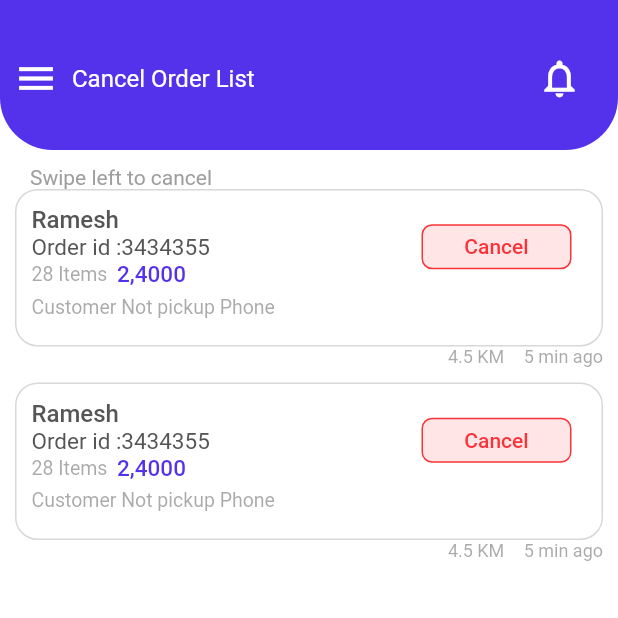
After one commit to bala-619/ecommerce_delivery, a Flutter app: the CancelOrderList screen opened directly, on a phone screen of 412 x 824 dp, the top half of it. The commit adds this screen. Run offline on Flutter 3.47's test engine with Material 2 defaults, Android fonts, the phone set to English and light mode, and no system bars; missing offline and left inert: scutiwidgets.

Commit message:
Merge pull request #1 from bala-619/bala
cancelOrderList

```diff
--- /dev/null
+++ b/lib/pages/cancelOrderlist.dart
@@ -0,0 +1,147 @@
+
+import 'package:ecommerce_delivery/model/orderedReceivedModel.dart';
+import 'package:ecommerce_delivery/notifiers/themeNotifier.dart';
+import 'package:ecommerce_delivery/widgets/circle.dart';
+import 'package:ecommerce_delivery/widgets/customAppbar.dart';
+import 'package:flutter/material.dart';
+import 'package:flutter/services.dart';
+import 'package:provider/provider.dart';
+
+class CancelOrderList extends StatefulWidget {
+
+  @override
+  _CancelOrderListState createState() => _CancelOrderListState();
+}
+
+class _CancelOrderListState extends State<CancelOrderList> {
+  late  double width,height,width2,height2,gridWidth;
+
+  List<NewOrderReceivedModel> litems = [
+    NewOrderReceivedModel(name: "Ramesh",id:"3434355" ,items:"28" ,amt:"2,4000" ,address:"Customer Not pickup Phone" ,),
+    NewOrderReceivedModel(name: "Ramesh",id:"3434355" ,items:"28" ,amt:"2,4000" ,address:"Customer Not pickup Phone" ,)
+
+  ];
+  @override
+  Widget build(BuildContext context) {
+    width=MediaQuery.of(context).size.width;
+    height=MediaQuery.of(context).size.height;
+   SystemChrome.setEnabledSystemUIMode(SystemUiMode.immersiveSticky, overlays: []);
+    return Scaffold(
+      backgroundColor: Colors.white,
+      body: Consumer<ThemeNotifier>(
+        builder: (context,th,child)=> Stack(
+          children: [
+            Container(
+              width: width,
+              height: height,
+              color:  Colors.white,
+              child: Column(
+                  crossAxisAlignment: CrossAxisAlignment.start,
+                  children: [
+                    CustomAppBar(title: 'Cancel Order List'),
+                    SizedBox(height: 10,),
+                    Container(
+                        padding: EdgeInsets.only(left:20),
+                        child: Text('Swipe left to cancel',style: TextStyle(fontFamily: 'RR',fontSize: 14,color: Colors.grey,),)
+                    ),
+                    Expanded(
+                      child: ListView.builder(
+                        itemCount: litems.length,
+                        itemBuilder: (context, i) {
+                          return Column(
+                            children: [
+                              Container(
+                                width: width,
+                                height: 105,
+                                margin: EdgeInsets.only(left: 10.0,right: 10.0,),
+                                padding: const EdgeInsets.all(10.0),
+                                decoration: BoxDecoration(
+                                  borderRadius: BorderRadius.circular(15),
+                                  border: Border.all(color:th.borderColor),
+                                ),
+                                child: Column(
+                                  children: [
+                                    Row(
+                                      crossAxisAlignment: CrossAxisAlignment.center,
+                                      children: [
+                                        Column(
+                                          crossAxisAlignment: CrossAxisAlignment.start,
+                                          children: [
+                                            Container(
+                                                child:Text('${litems[i].name}',style: TextStyle(fontFamily: 'RM',fontSize: 16,color: th.text1,),)
+                                            ),
+                                            Row(
+                                              children: [
+                                                Container(
+                                                  child:Text('Order id :',style: TextStyle(fontFamily: 'RR',fontSize: 15,color: th.text1,),),
+                                                ),
+                                                Text('${litems[i].id}',style: TextStyle(fontFamily: 'RR',fontSize: 15,color: th.text1,),)
+                                              ],
+                                            ),
+                                            Row(
+                                              children: [
+                                                Container(
+                                                  child:Text('28 Items  ',style: TextStyle(fontFamily: 'RR',fontSize: 13,color: th.text1.withOpacity(0.5),),),
+                                                ),
+                                                Text('${litems[i].amt}',style: TextStyle(fontFamily: 'RM',fontSize: 15,color: th.primaryColor1,),)
+                                              ],
+                                            ),
+
+                                          ],
+                                        ),
+                                        Spacer(),
+                                        Container(
+                                            width:100,
+                                            height:30,
+                                            decoration: BoxDecoration(
+                                              borderRadius: BorderRadius.circular(7),
+                                              border: Border.all(color: Color(0XFFF93338),),
+                                              color:Color(0XFFFFE5E6),
+                                            ),
+                                            alignment:Alignment.center,
+                                            child:Text('Cancel',style: TextStyle(fontFamily: 'RM',fontSize: 14,color: Color(0XFFF93338),),)
+                                        ),
+
+                                        SizedBox(width: 10,)
+                                      ],
+                                    ),
+                                    Container(
+                                        width: width,
+                                        alignment: Alignment.centerLeft,
+                                        margin: EdgeInsets.only(top: 5),
+                                        child:Text('${litems[i].address}',
+                                          style: TextStyle(fontFamily: 'RR',fontSize: 13,color: th.text1.withOpacity(0.5),),
+                                        )
+                                    ),
+                                  ],
+                                ),
+                              ),
+                              Container(
+                                margin:EdgeInsets.only(right: 10,bottom: 10),
+                                child: Row(
+                                  mainAxisAlignment:MainAxisAlignment.end,
+                                  crossAxisAlignment:CrossAxisAlignment.center,
+                                  children: [
+                                    Container(
+                                      child:Text('4.5 KM ',style: TextStyle(fontFamily: 'RR',fontSize: 12,color: th.text1.withOpacity(0.5),),),
+                                    ),
+                                    SizedBox(width: 10,),
+                                    Text('5 min ago',style: TextStyle(fontFamily: 'RR',fontSize: 12,color:th.text1.withOpacity(0.5),),)
+                                  ],
+                                ),
+                              ),
+                            ],
+                          );
+                        },
+                      ),
+                    )
+                  ]
+              ),
+            ),
+
+          ],
+        )
+      ),
+    );
+  }
+}
--- a/lib/pages/homepage.dart
+++ b/lib/pages/homepage.dart
@@ -1,5 +1,6 @@
 import 'package:ecommerce_delivery/notifiers/themeNotifier.dart';
 import 'package:ecommerce_delivery/pages/approvedOrders/approveOrders.dart';
+import 'package:ecommerce_delivery/pages/cancelOrderlist.dart';
 import 'package:ecommerce_delivery/pages/newOrderReceived.dart';
 import 'package:ecommerce_delivery/widgets/bottomPainter.dart';
 import 'package:ecommerce_delivery/widgets/circle.dart';
@@ -33,6 +34,7 @@ class _HomePageState extends State<HomePage> {
                 child:
                 bottomSelIndex==1?NewOrderReceived():
                 bottomSelIndex==2?ApprovedOrder():
+                bottomSelIndex==3?CancelOrderList():
                 Container(),
               ),
 
```
